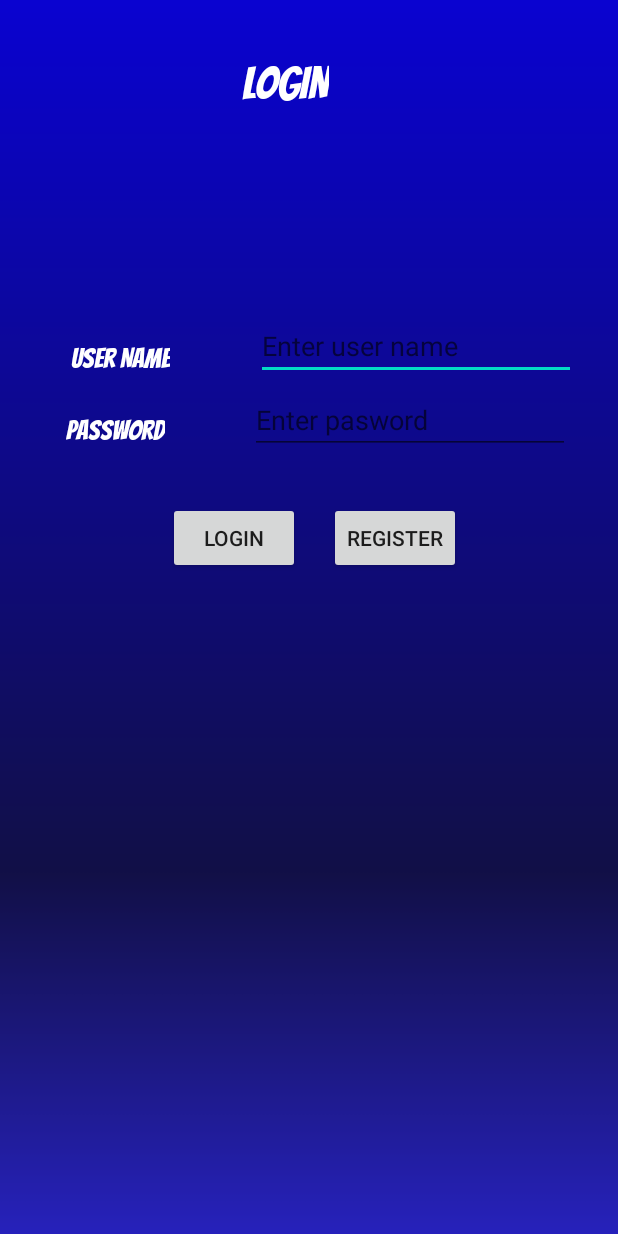
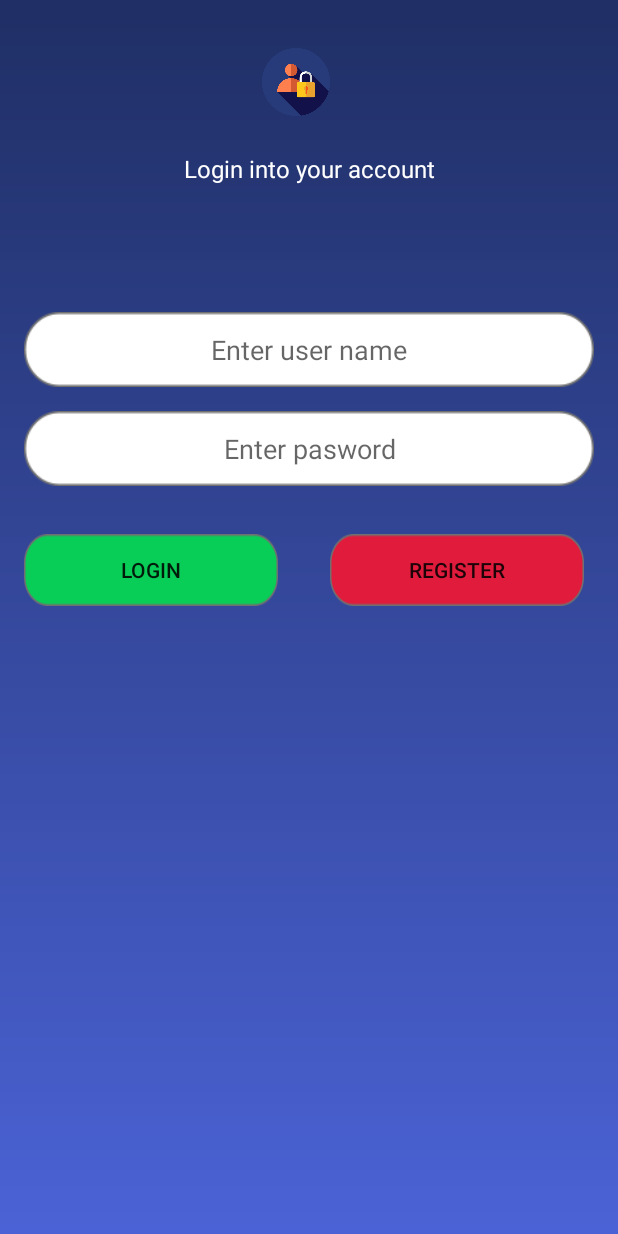
Before and after one commit to RuzaikMh/Child-Tracking, an Android app: the test screen opened directly, with no data from a screen before it, on a phone screen of 412 x 824 dp. Run offline under Robolectric (Android 15) with nearby library versions, the phone set to English and light mode, and no system bars; Roboto replaces fonts that are not available here.

Commit message:
Commit "1/18"

```diff
--- a/app/src/main/java/com/example/childtracking/FirebaseService.java
+++ b/app/src/main/java/com/example/childtracking/FirebaseService.java
@@ -41,15 +41,13 @@ import androidx.core.app.NotificationCompat;
 
 import static  com.example.childtracking.App.CHANNEL_ID;
 
-public class FirebaseService extends Service  implements IOnLoadLocationListener, GeoQueryEventListener {
+public class FirebaseService extends Service implements IOnLoadLocationListener, GeoQueryEventListener {
 
     private static final String TAG = "service";
     private IOnLoadLocationListener listener;
-    private List<LatLng> geofenceArea = new ArrayList<>();
     private List<GeoQuery> geoQueryList = new ArrayList<>();
     private GeoQuery geoQuery;
-    String uid,DefaultTracker;
-    FirebaseFirestore rootRef;
+    String DefaultTracker;
     DatabaseReference geoFence,fallDetect,location;
     ValueEventListener geoFenceListener,fallDetectListener,locationListener;
     DatabaseReference myLocationRef;
--- a/app/src/main/java/com/example/childtracking/IOnLoadLocationListener.java
+++ b/app/src/main/java/com/example/childtracking/IOnLoadLocationListener.java
@@ -1,7 +1,4 @@
 package com.example.childtracking;
-
-import com.google.android.gms.maps.model.LatLng;
-
 import java.util.List;
 
 public interface IOnLoadLocationListener {
--- a/app/src/main/java/com/example/childtracking/test.java
+++ b/app/src/main/java/com/example/childtracking/test.java
@@ -5,45 +5,28 @@ import androidx.appcompat.app.AppCompatActivity;
 import android.content.Intent;
 import android.os.Bundle;
 import android.view.View;
-import android.widget.Button;
+import android.widget.EditText;
+
 
 public class test extends AppCompatActivity {
 
-    Button log,register;
-    String str_log, str_register;
+    EditText username,password;
+    String uname,pass;
 
     @Override
     protected void onCreate(Bundle savedInstanceState) {
         super.onCreate(savedInstanceState);
         setContentView(R.layout.activity_test);
 
-        log = findViewById(R.id.log_btn);
-        register = findViewById(R.id.btnRegister);
-
-        str_log = log.getText().toString();
-        str_register = register.getText().toString();
-
-
-        log.setOnClickListener(new View.OnClickListener() {
-            @Override
-            public void onClick(View view) {
-                startActivity(new Intent(getApplicationContext(), trackingHistroy.class));
-            }
-        });
-
-        register.setOnClickListener(new View.OnClickListener() {
-            @Override
-            public void onClick(View view) {
-                Intent send = new Intent(getApplicationContext(),AddTracker.class);
-                send.putExtra("str_log", str_log);
-                send.putExtra("str_register", str_register);
-                startActivity(send);
-            }
-        });
-
-
+        username = findViewById(R.id.txt_userName);
+        password = findViewById(R.id.txt_pass);
     }
 
+    public void login(View view){
+        uname = username.getText().toString().trim();
+        pass = password.getText().toString().trim();
 
+        startActivity(new Intent(getApplicationContext(), test2.class));
+    }
 
 }
--- a/app/src/main/res/layout/activity_test.xml
+++ b/app/src/main/res/layout/activity_test.xml
@@ -4,29 +4,33 @@
     xmlns:tools="http://schemas.android.com/tools"
     android:layout_width="match_parent"
     android:layout_height="match_parent"
-    android:background="@drawable/back"
+    android:background="@drawable/view"
     tools:context=".test">
 
     <EditText
         android:id="@+id/txt_userName"
-        android:layout_width="wrap_content"
-        android:layout_height="wrap_content"
+        android:layout_width="0dp"
+        android:layout_height="50sp"
+        android:layout_marginStart="16dp"
         android:layout_marginTop="208dp"
-        android:layout_marginEnd="28dp"
+        android:layout_marginEnd="16dp"
+        android:background="@drawable/text_box"
+        android:textAlignment="center"
         android:ems="10"
         android:hint="Enter user name"
         android:inputType="textPersonName"
-        android:textColor="@color/cardview_light_background"
         app:layout_constraintEnd_toEndOf="parent"
+        app:layout_constraintStart_toStartOf="parent"
         app:layout_constraintTop_toTopOf="parent" />
 
     <Button
         android:id="@+id/btnRegister"
         android:layout_width="wrap_content"
         android:layout_height="wrap_content"
-        android:layout_marginStart="18dp"
+        android:layout_marginStart="32dp"
         android:layout_marginTop="32dp"
-        android:layout_marginEnd="101dp"
+        android:layout_marginEnd="16dp"
+        android:background="@drawable/child"
         android:text="Register"
         app:layout_constraintEnd_toEndOf="parent"
         app:layout_constraintHorizontal_bias="0.25"
@@ -37,71 +41,57 @@
         android:id="@+id/log_btn"
         android:layout_width="wrap_content"
         android:layout_height="wrap_content"
-        android:layout_marginStart="112dp"
+        android:layout_marginStart="16dp"
         android:layout_marginTop="32dp"
         android:layout_marginBottom="369dp"
+        android:background="@drawable/child_green"
+        android:onClick="login"
         android:text="Login"
         app:layout_constraintBottom_toBottomOf="parent"
         app:layout_constraintStart_toStartOf="parent"
         app:layout_constraintTop_toBottomOf="@+id/txt_pass"
         app:layout_constraintVertical_bias="0.0" />
 
-    <TextView
-        android:id="@+id/textView3"
-        android:layout_width="wrap_content"
-        android:layout_height="wrap_content"
-        android:layout_marginStart="27dp"
-        android:layout_marginTop="220dp"
-        android:layout_marginEnd="54dp"
-        android:fontFamily="@font/bangers"
-        android:text="User Name"
-        android:textColor="@color/cardview_light_background"
-        android:textSize="18sp"
-        app:layout_constraintEnd_toStartOf="@+id/txt_userName"
-        app:layout_constraintHorizontal_bias="0.851"
-        app:layout_constraintStart_toStartOf="parent"
-        app:layout_constraintTop_toTopOf="parent" />
-
     <EditText
         android:id="@+id/txt_pass"
-        android:layout_width="wrap_content"
-        android:layout_height="wrap_content"
-        android:layout_marginStart="56dp"
-        android:layout_marginTop="4dp"
-        android:layout_marginEnd="32dp"
+        android:layout_width="0dp"
+        android:layout_height="50sp"
+        android:layout_marginStart="16dp"
+        android:layout_marginTop="16dp"
+        android:layout_marginEnd="16dp"
+        android:background="@drawable/text_box"
         android:ems="10"
         android:hint="Enter pasword"
-        android:inputType="textPersonName"
+        android:inputType="textPassword"
+        android:textAlignment="center"
         app:layout_constraintEnd_toEndOf="parent"
-        app:layout_constraintHorizontal_bias="1.0"
-        app:layout_constraintStart_toEndOf="@+id/textView4"
+        app:layout_constraintStart_toStartOf="parent"
         app:layout_constraintTop_toBottomOf="@+id/txt_userName" />
-
-    <TextView
-        android:id="@+id/textView4"
-        android:layout_width="wrap_content"
-        android:layout_height="wrap_content"
-        android:layout_marginStart="44dp"
-        android:layout_marginTop="16dp"
-        android:fontFamily="@font/bangers"
-        android:text="Password"
-        android:textColor="@android:color/background_light"
-        android:textSize="18sp"
-        app:layout_constraintStart_toStartOf="parent"
-        app:layout_constraintTop_toBottomOf="@+id/textView3" />
 
     <TextView
         android:id="@+id/textView8"
         android:layout_width="wrap_content"
         android:layout_height="wrap_content"
-        android:layout_marginStart="170dp"
+        android:layout_marginStart="122dp"
         android:layout_marginTop="24dp"
-        android:layout_marginEnd="201dp"
-        android:fontFamily="@font/bangers"
-        android:text="LOGIN"
+        android:layout_marginEnd="122dp"
+        android:fontFamily="sans-serif"
+        android:text="Login into your account"
         android:textColor="@android:color/background_light"
-        android:textSize="30sp"
+        android:textSize="16sp"
         app:layout_constraintEnd_toEndOf="parent"
         app:layout_constraintStart_toStartOf="parent"
-        app:layout_constraintTop_toTopOf="parent" />
+        app:layout_constraintTop_toBottomOf="@+id/imageView7" />
+
+    <ImageView
+        android:id="@+id/imageView7"
+        android:layout_width="45sp"
+        android:layout_height="45sp"
+        android:layout_marginStart="174dp"
+        android:layout_marginTop="32dp"
+        android:layout_marginEnd="192dp"
+        app:layout_constraintEnd_toEndOf="parent"
+        app:layout_constraintStart_toStartOf="parent"
+        app:layout_constraintTop_toTopOf="parent"
+        app:srcCompat="@drawable/login" />
 </androidx.constraintlayout.widget.ConstraintLayout>
```
Also changed, not shown: app/src/main/AndroidManifest.xml (+4 -3 lines), app/src/main/java/com/example/childtracking/Dialog.java (deleted, +0 -28 lines), app/src/main/java/com/example/childtracking/GetGeofence.java (+67 -43 lines), app/src/main/java/com/example/childtracking/LiveLocation.java (+36 -7 lines), app/src/main/java/com/example/childtracking/MainActivity.java (+4 -7 lines), app/src/main/java/com/example/childtracking/MyLatLng.java (+23 -5 lines), app/src/main/java/com/example/childtracking/ViewChild.java (+0 -9 lines), app/src/main/java/com/example/childtracking/geoListAdapter.java (added, +45 -0 lines), app/src/main/java/com/example/childtracking/test2.java (added, +29 -0 lines), app/src/main/java/com/example/childtracking/trackingHistroy.java (+20 -0 lines), app/src/main/res/layout/activity_get_geofence2.xml (+47 -14 lines), app/src/main/res/layout/activity_main.xml (+36 -0 lines), app/src/main/res/layout/activity_test2.xml (added, +58 -0 lines), app/src/main/res/layout/adpter_view_layout.xml (added, +32 -0 lines), 2 more files.
